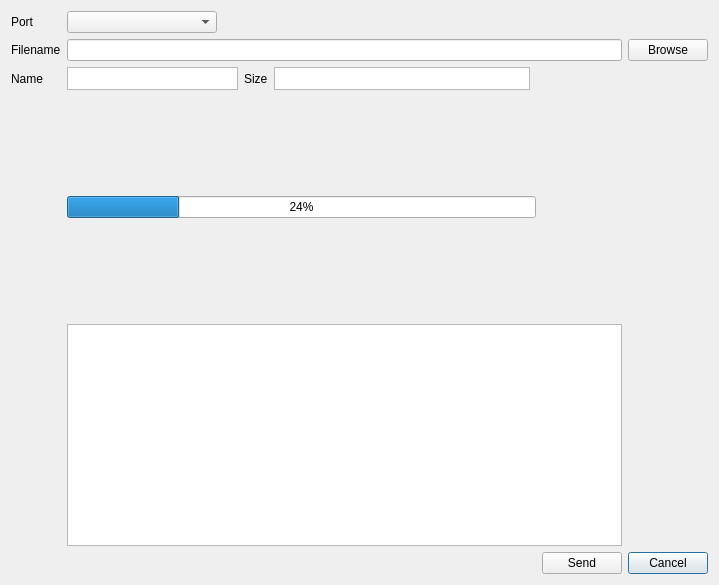
xhorizont/eepe, file src/serialdialog.ui: the form before one commit.
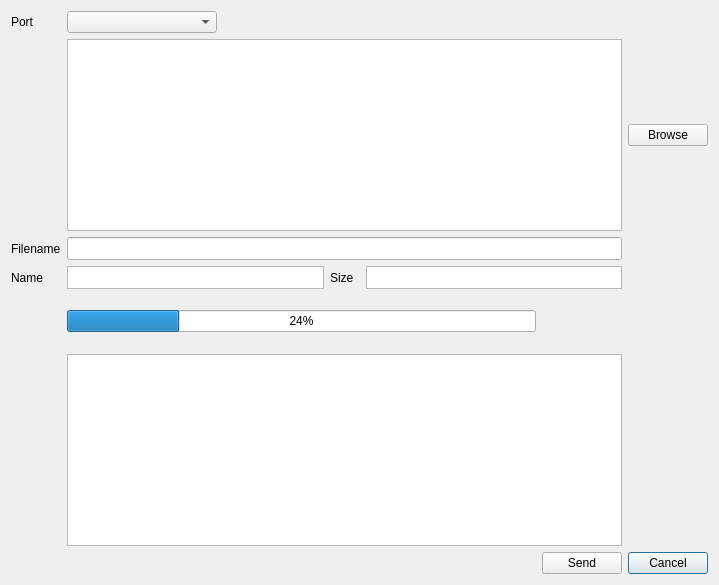
The form after the commit. Icons and pictures are not drawn.

The edit to the form file:
```diff
--- a/src/serialdialog.ui
+++ b/src/serialdialog.ui
@@ -41,7 +41,7 @@
      </property>
     </widget>
    </item>
-   <item row="7" column="1" colspan="4">
+   <item row="9" column="1" colspan="4">
     <spacer name="horizontalSpacer">
      <property name="orientation">
       <enum>Qt::Horizontal</enum>
@@ -54,23 +54,13 @@
      </property>
     </spacer>
    </item>
-   <item row="7" column="6">
+   <item row="9" column="6">
     <widget class="QPushButton" name="cancelButton">
      <property name="text">
       <string>Cancel</string>
      </property>
     </widget>
    </item>
-   <item row="1" column="1" colspan="5">
-    <widget class="QLineEdit" name="FileEdit"/>
-   </item>
-   <item row="1" column="0">
-    <widget class="QLabel" name="label_2">
-     <property name="text">
-      <string>Filename</string>
-     </property>
-    </widget>
-   </item>
    <item row="1" column="6">
     <widget class="QPushButton" name="browseButton">
      <property name="text">
@@ -78,8 +68,14 @@
      </property>
     </widget>
    </item>
-   <item row="2" column="1">
+   <item row="4" column="1">
     <widget class="QTextBrowser" name="Name">
+     <property name="minimumSize">
+      <size>
+       <width>0</width>
+       <height>23</height>
+      </size>
+     </property>
      <property name="maximumSize">
       <size>
        <width>16777215</width>
@@ -94,47 +90,31 @@
      </property>
     </widget>
    </item>
-   <item row="2" column="0">
+   <item row="4" column="0">
     <widget class="QLabel" name="label_3">
      <property name="text">
       <string>Name</string>
      </property>
     </widget>
    </item>
-   <item row="2" column="3">
-    <widget class="QTextBrowser" name="size">
-     <property name="maximumSize">
-      <size>
-       <width>16777215</width>
-       <height>23</height>
-      </size>
-     </property>
-     <property name="verticalScrollBarPolicy">
-      <enum>Qt::ScrollBarAlwaysOff</enum>
-     </property>
-     <property name="horizontalScrollBarPolicy">
-      <enum>Qt::ScrollBarAlwaysOff</enum>
-     </property>
-    </widget>
-   </item>
-   <item row="2" column="2">
+   <item row="4" column="2">
     <widget class="QLabel" name="label_4">
      <property name="text">
       <string>Size</string>
      </property>
     </widget>
    </item>
-   <item row="5" column="1" colspan="4">
+   <item row="7" column="1" colspan="4">
     <widget class="QProgressBar" name="progressBar">
      <property name="value">
       <number>24</number>
      </property>
     </widget>
    </item>
-   <item row="6" column="1" colspan="5">
+   <item row="8" column="1" colspan="5">
     <widget class="QTextBrowser" name="monitorText"/>
    </item>
-   <item row="7" column="5">
+   <item row="9" column="5">
     <widget class="QPushButton" name="sendButton">
      <property name="maximumSize">
       <size>
@@ -150,7 +130,7 @@
      </property>
     </widget>
    </item>
-   <item row="5" column="5">
+   <item row="7" column="5">
     <spacer name="verticalSpacer">
      <property name="orientation">
       <enum>Qt::Vertical</enum>
@@ -163,6 +143,48 @@
      </property>
     </spacer>
    </item>
+   <item row="3" column="1" colspan="5">
+    <widget class="QLineEdit" name="FileEdit">
+     <property name="minimumSize">
+      <size>
+       <width>0</width>
+       <height>23</height>
+      </size>
+     </property>
+    </widget>
+   </item>
+   <item row="1" column="1" colspan="5">
+    <widget class="QListWidget" name="fileList"/>
+   </item>
+   <item row="3" column="0">
+    <widget class="QLabel" name="label_2">
+     <property name="text">
+      <string>Filename</string>
+     </property>
+    </widget>
+   </item>
+   <item row="4" column="4" colspan="2">
+    <widget class="QTextBrowser" name="size">
+     <property name="minimumSize">
+      <size>
+       <width>0</width>
+       <height>23</height>
+      </size>
+     </property>
+     <property name="maximumSize">
+      <size>
+       <width>16777215</width>
+       <height>23</height>
+      </size>
+     </property>
+     <property name="verticalScrollBarPolicy">
+      <enum>Qt::ScrollBarAlwaysOff</enum>
+     </property>
+     <property name="horizontalScrollBarPolicy">
+      <enum>Qt::ScrollBarAlwaysOff</enum>
+     </property>
+    </widget>
+   </item>
   </layout>
  </widget>
  <resources>
```
